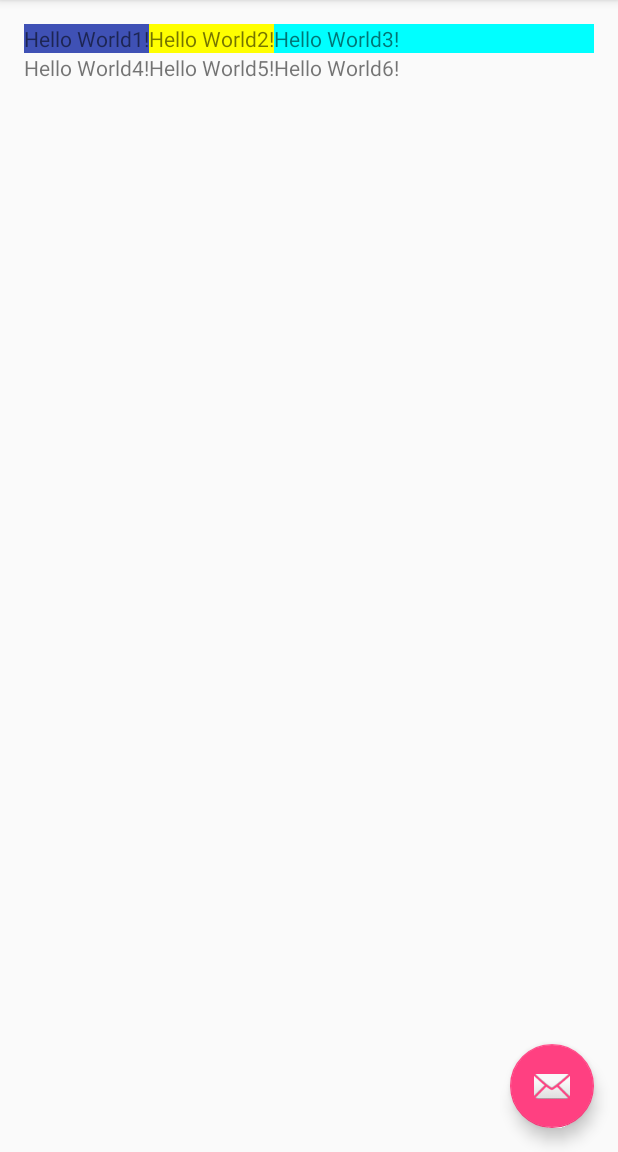
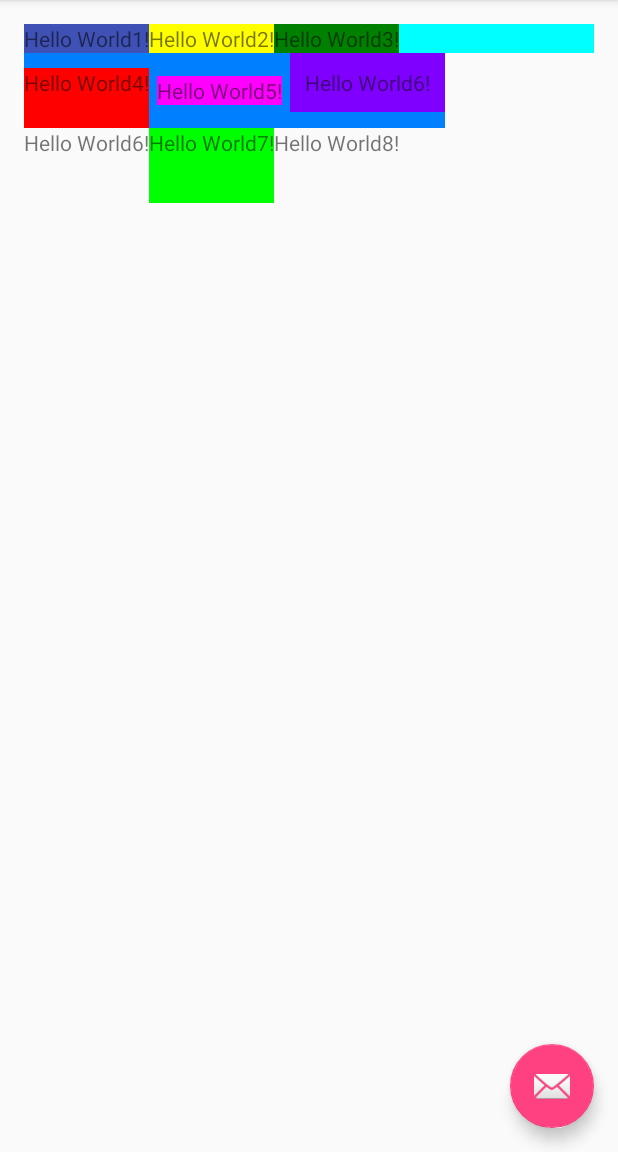
Before and after one commit to holy1017/ExampleAndroid, an Android app: the screen it shows after launch (MainActivity), on a phone screen of 412 x 824 dp, the part 84-1236 px from its top. Run offline under Robolectric (Android 15) with nearby library versions, the phone set to English and light mode, and no system bars.

Commit message:
마지 패딩 크기 상호관계 테스트

```diff
--- a/app/src/main/res/layout/content_main.xml
+++ b/app/src/main/res/layout/content_main.xml
@@ -36,22 +36,52 @@
             <TextView
                 android:text="Hello World3!"
                 android:layout_width="wrap_content"
-                android:layout_height="wrap_content" />
+                android:layout_height="wrap_content"
+                android:background="@color/color초록색"
+                />
+        </LinearLayout>
+        <LinearLayout
+            android:layout_width="wrap_content"
+            android:layout_height="wrap_content"
+                android:background="@color/color파랑색1"
+           >
+            <TextView
+                android:text="Hello World4!"
+                android:layout_width="wrap_content"
+                android:layout_height="50dp"
+                android:background="@color/color빨강색"
+                />
+            <TextView
+                android:text="Hello World5!"
+                android:layout_width="wrap_content"
+                android:layout_height="wrap_content"
+                android:layout_margin="5dp"
+                android:background="@color/color분홍색"
+                />
+            <TextView
+                android:text="Hello World6!"
+                android:layout_width="wrap_content"
+                android:layout_height="wrap_content"
+                android:padding="10dp"
+                android:background="@color/color보라색"
+                />
         </LinearLayout>
         <LinearLayout
             android:layout_width="wrap_content"
             android:layout_height="wrap_content"
            >
             <TextView
-                android:text="Hello World4!"
+                android:text="Hello World6!"
                 android:layout_width="wrap_content"
                 android:layout_height="wrap_content" />
             <TextView
-                android:text="Hello World5!"
+                android:text="Hello World7!"
                 android:layout_width="wrap_content"
-                android:layout_height="wrap_content" />
+                android:layout_height="50dp"
+                android:background="@color/color연두색"
+                />
             <TextView
-                android:text="Hello World6!"
+                android:text="Hello World8!"
                 android:layout_width="wrap_content"
                 android:layout_height="wrap_content" />
         </LinearLayout>
--- a/app/src/main/res/values/colors.xml
+++ b/app/src/main/res/values/colors.xml
@@ -9,4 +9,13 @@
     <color name="color노랑색">#ffff00</color>
     <color name="color분홍색">#ff00ff</color>
     <color name="color하늘색">#00ffff</color>
+    <color name="color검빨색">#800000</color>
+    <color name="color초록색">#008000</color>
+    <color name="color검파색">#000080</color>
+    <color name="color주황색">#ff8000</color>
+    <color name="color연파색">#00ff80</color>
+    <color name="color보라색">#8000ff</color>
+    <color name="color연초색">#80ff00</color>
+    <color name="color파랑색1">#0080ff</color>
+    <color name="color분홍색1">#ff0080</color>
 </resources>
```
